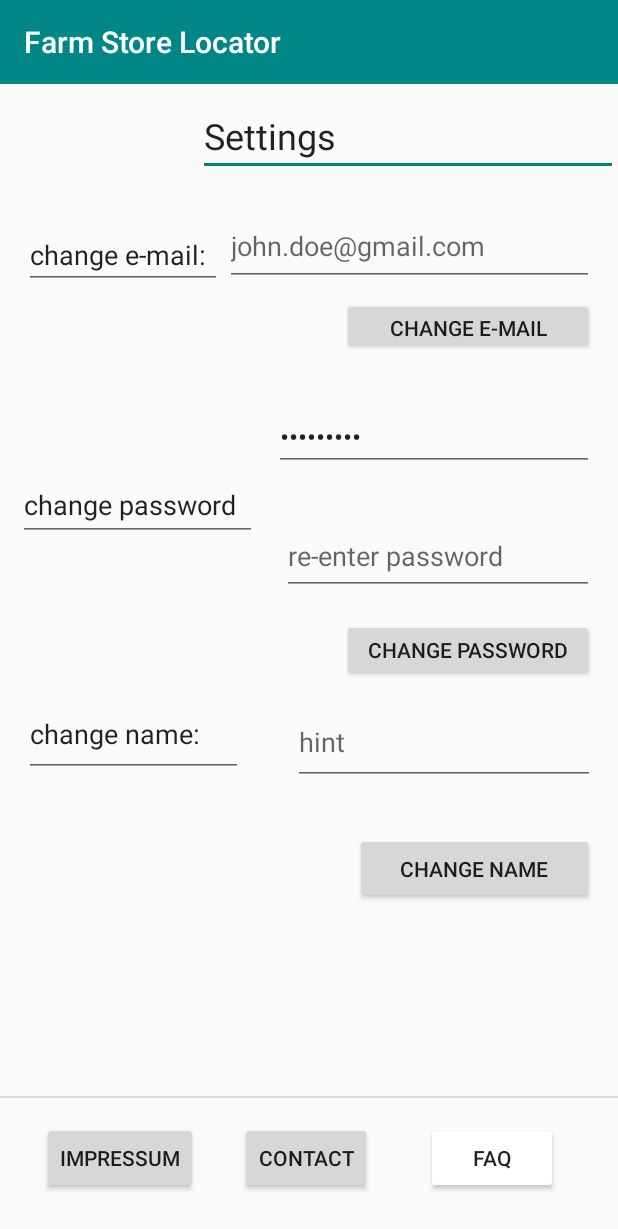
After one commit to raphaelkerschbaumer/FarmStoreLocator, an Android app: the layout menu_buyer.xml on its own in the app's theme, with its tools: preview values and no code run, on a phone screen of 412 x 824 dp. The commit adds this screen. Shown: the top 1229 px of the screen. Run offline under Robolectric (Android 15) with nearby library versions, the phone set to English and light mode, and no system bars.

Commit message:
menu_buyer, account_buyer

```diff
--- a/app/build.gradle
+++ b/app/build.gradle
@@ -33,6 +33,8 @@ dependencies {
     implementation 'androidx.appcompat:appcompat:1.2.0'
     implementation 'com.google.android.material:material:1.2.1'
     implementation 'androidx.constraintlayout:constraintlayout:2.0.4'
+    implementation 'androidx.legacy:legacy-support-v4:1.0.0'
+    implementation 'com.google.android.gms:play-services-maps:17.0.0'
     testImplementation 'junit:junit:4.+'
     androidTestImplementation 'androidx.test.ext:junit:1.1.2'
     androidTestImplementation 'androidx.test.espresso:espresso-core:3.3.0'
--- a/app/src/main/res/layout/activity_main.xml
+++ b/app/src/main/res/layout/activity_main.xml
@@ -7,6 +7,7 @@
     tools:context=".MainActivity">
 
     <TextView
+        android:id="@+id/textView3"
         android:layout_width="wrap_content"
         android:layout_height="wrap_content"
         android:text="Hello World!"
@@ -15,4 +16,6 @@
         app:layout_constraintRight_toRightOf="parent"
         app:layout_constraintTop_toTopOf="parent" />
 
+
+
 </androidx.constraintlayout.widget.ConstraintLayout>
--- /dev/null
+++ b/app/src/main/res/layout/menu_buyer.xml
@@ -0,0 +1,202 @@
+<?xml version="1.0" encoding="utf-8"?>
+<androidx.constraintlayout.widget.ConstraintLayout
+    xmlns:android="http://schemas.android.com/apk/res/android"
+    xmlns:app="http://schemas.android.com/apk/res-auto"
+    xmlns:tools="http://schemas.android.com/tools"
+    android:layout_width="match_parent"
+    android:layout_height="match_parent">
+
+
+    <androidx.appcompat.widget.Toolbar
+        android:id="@+id/toolbar"
+        android:layout_width="0dp"
+        android:layout_height="wrap_content"
+        android:background="@color/teal_700"
+        android:minHeight="?attr/actionBarSize"
+        android:theme="?attr/actionBarTheme"
+        app:layout_constraintEnd_toEndOf="parent"
+        app:layout_constraintStart_toStartOf="parent"
+        app:layout_constraintTop_toTopOf="parent"
+        app:title="@string/app_name"
+        app:titleTextColor="@color/white" />
+
+
+    <EditText
+        android:id="@+id/editTextTextPersonName2"
+        android:layout_width="wrap_content"
+        android:layout_height="wrap_content"
+        android:layout_marginTop="8dp"
+        android:ems="10"
+        android:inputType="textPersonName"
+        android:text="Settings"
+        android:textSize="24sp"
+        app:layout_constraintEnd_toEndOf="parent"
+        app:layout_constraintHorizontal_bias="1.0"
+        app:layout_constraintStart_toStartOf="parent"
+        app:layout_constraintTop_toBottomOf="@+id/toolbar" />
+
+    <EditText
+        android:id="@+id/editTextTextPersonName3"
+        android:layout_width="132dp"
+        android:layout_height="43dp"
+        android:layout_marginStart="16dp"
+        android:layout_marginTop="93dp"
+        android:ems="10"
+        android:inputType="textPersonName"
+        android:text="change e-mail:"
+        app:layout_constraintStart_toStartOf="parent"
+        app:layout_constraintTop_toBottomOf="@+id/toolbar" />
+
+    <EditText
+        android:id="@+id/editTextTextEmailAddress"
+        android:layout_width="246dp"
+        android:layout_height="53dp"
+        android:layout_marginTop="20dp"
+        android:ems="10"
+        android:hint="john.doe@gmail.com"
+        android:inputType="textEmailAddress"
+        app:layout_constraintEnd_toEndOf="parent"
+        app:layout_constraintHorizontal_bias="0.117"
+        app:layout_constraintStart_toEndOf="@+id/editTextTextPersonName3"
+        app:layout_constraintTop_toBottomOf="@+id/editTextTextPersonName2" />
+
+    <Button
+        android:id="@+id/button4"
+        android:layout_width="168dp"
+        android:layout_height="38dp"
+        android:layout_marginTop="8dp"
+        android:text="change e-mail"
+        app:layout_constraintEnd_toEndOf="parent"
+        app:layout_constraintHorizontal_bias="0.934"
+        app:layout_constraintStart_toStartOf="parent"
+        app:layout_constraintTop_toBottomOf="@+id/editTextTextEmailAddress" />
+
+    <EditText
+        android:id="@+id/editTextTextPersonName4"
+        android:layout_width="159dp"
+        android:layout_height="48dp"
+        android:layout_marginTop="120dp"
+        android:ems="10"
+        android:inputType="textPersonName"
+        android:text="change password"
+        app:layout_constraintEnd_toStartOf="@+id/editTextTextPassword"
+        app:layout_constraintHorizontal_bias="0.521"
+        app:layout_constraintStart_toStartOf="parent"
+        app:layout_constraintTop_toBottomOf="@+id/editTextTextPersonName3" />
+
+    <EditText
+        android:id="@+id/editTextTextPassword"
+        android:layout_width="wrap_content"
+        android:layout_height="wrap_content"
+        android:layout_marginTop="32dp"
+        android:ems="10"
+        android:inputType="textPassword"
+        android:text="*********"
+        app:layout_constraintEnd_toEndOf="parent"
+        app:layout_constraintHorizontal_bias="0.92"
+        app:layout_constraintStart_toStartOf="parent"
+        app:layout_constraintTop_toBottomOf="@+id/button4" />
+
+    <Button
+        android:id="@+id/button5"
+        android:layout_width="168dp"
+        android:layout_height="41dp"
+        android:layout_marginTop="16dp"
+        android:text="change password"
+        app:layout_constraintEnd_toEndOf="parent"
+        app:layout_constraintHorizontal_bias="0.934"
+        app:layout_constraintStart_toStartOf="parent"
+        app:layout_constraintTop_toBottomOf="@+id/editTextTextPassword2" />
+
+    <EditText
+        android:id="@+id/editTextTextPersonName5"
+        android:layout_width="146dp"
+        android:layout_height="57dp"
+        android:layout_marginStart="16dp"
+        android:layout_marginTop="100dp"
+        android:ems="10"
+        android:inputType="textPersonName"
+        android:text="change name:"
+        app:layout_constraintStart_toStartOf="parent"
+        app:layout_constraintTop_toBottomOf="@+id/editTextTextPersonName4" />
+
+    <EditText
+        android:id="@+id/editTextTextPassword2"
+        android:layout_width="208dp"
+        android:layout_height="51dp"
+        android:layout_marginEnd="16dp"
+        android:ems="10"
+        android:hint="re-enter password"
+        android:inputType="textPassword"
+        app:layout_constraintBottom_toBottomOf="parent"
+        app:layout_constraintEnd_toEndOf="parent"
+        app:layout_constraintTop_toBottomOf="@+id/editTextTextPassword"
+        app:layout_constraintVertical_bias="0.068" />
+
+    <Button
+        android:id="@+id/button6"
+        android:layout_width="wrap_content"
+        android:layout_height="wrap_content"
+        android:layout_marginStart="28dp"
+        android:layout_marginBottom="28dp"
+        android:text="Contact"
+        app:layout_constraintBottom_toBottomOf="parent"
+        app:layout_constraintStart_toEndOf="@+id/button7" />
+
+    <Button
+        android:id="@+id/button7"
+        android:layout_width="wrap_content"
+        android:layout_height="wrap_content"
+        android:layout_marginStart="28dp"
+        android:layout_marginBottom="28dp"
+        android:text="Impressum"
+        app:layout_constraintBottom_toBottomOf="parent"
+        app:layout_constraintStart_toStartOf="parent" />
+
+    <com.google.android.material.textfield.TextInputEditText
+        android:id="@+id/textInputEditText"
+        android:layout_width="201dp"
+        android:layout_height="57dp"
+        android:layout_marginTop="12dp"
+        android:layout_marginEnd="4dp"
+        android:hint="hint"
+        app:layout_constraintEnd_toEndOf="parent"
+        app:layout_constraintHorizontal_bias="0.75"
+        app:layout_constraintStart_toEndOf="@+id/editTextTextPersonName5"
+        app:layout_constraintTop_toBottomOf="@+id/button5" />
+
+    <Button
+        android:id="@+id/button8"
+        android:layout_width="wrap_content"
+        android:layout_height="wrap_content"
+        android:layout_marginEnd="40dp"
+        android:layout_marginBottom="28dp"
+        android:backgroundTint="@color/white"
+        android:text="FAQ"
+        app:layout_constraintBottom_toBottomOf="parent"
+        app:layout_constraintEnd_toEndOf="parent"
+        app:layout_constraintHorizontal_bias="1.0"
+        app:layout_constraintStart_toEndOf="@+id/button6" />
+
+    <View
+        android:id="@+id/divider4"
+        android:layout_width="match_parent"
+        android:layout_height="1dp"
+        android:layout_marginBottom="92dp"
+        android:background="?android:attr/listDivider"
+        app:layout_constraintBottom_toBottomOf="parent"
+        app:layout_constraintEnd_toEndOf="parent"
+        app:layout_constraintHorizontal_bias="0.0"
+        app:layout_constraintStart_toStartOf="parent" />
+
+    <Button
+        android:id="@+id/button9"
+        android:layout_width="159dp"
+        android:layout_height="47dp"
+        android:layout_marginTop="32dp"
+        android:text="change name"
+        app:layout_constraintEnd_toEndOf="parent"
+        app:layout_constraintHorizontal_bias="0.936"
+        app:layout_constraintStart_toStartOf="parent"
+        app:layout_constraintTop_toBottomOf="@+id/textInputEditText" />
+</androidx.constraintlayout.widget.ConstraintLayout>
--- a/app/src/main/res/values/strings.xml
+++ b/app/src/main/res/values/strings.xml
@@ -3,4 +3,5 @@
     <string name="test">Lorem Ipsum</string>
     <string name="settings_page">Settings Page</string>
     <string name="tb_menu">Toolbar Menu</string>
+    <string name="title_activity_maps">Map</string>
 </resources>
```
Also changed, not shown: app/src/debug/res/values/google_maps_api.xml (added, +24 -0 lines), app/src/main/AndroidManifest.xml (+24 -1 lines), app/src/main/java/com/example/farmstorelocator/MainActivity.java (+7 -6 lines), app/src/main/java/com/example/farmstorelocator/MapsActivity.java (added, +46 -0 lines), app/src/main/res/layout/account_buyer.xml (added, +135 -0 lines), app/src/main/res/layout/activity_maps.xml (added, +9 -0 lines), app/src/main/res/layout/shoplist.xml (added, +41 -0 lines), 1 other file.
